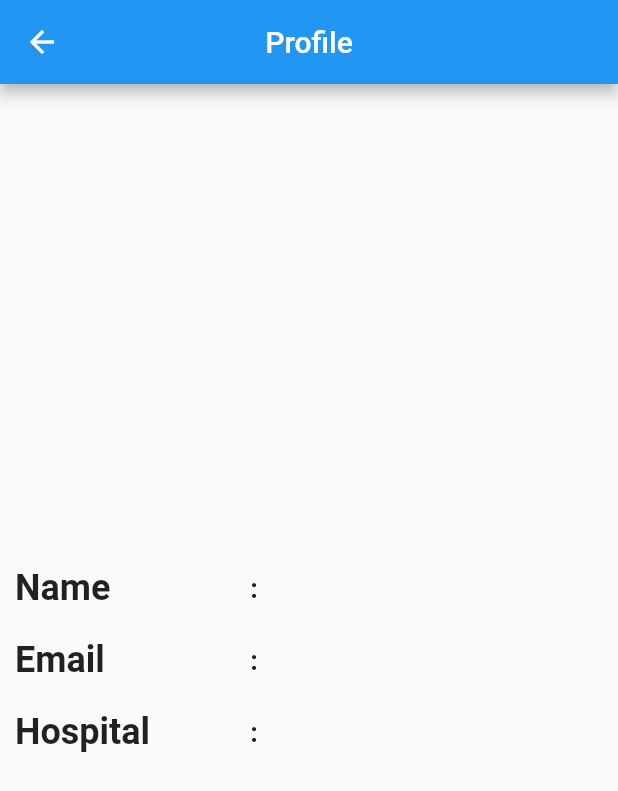
After one commit to Monster-18/non_vaccinated_region, a Flutter app: the ProfilePage screen opened by its route, on a phone screen of 412 x 824 dp. The commit adds this screen. Shown: the top 791 px of the screen. Run offline on Flutter 3.47's test engine with Material 2 defaults, Android fonts, the phone set to English and light mode, and no system bars; our stand-ins replace cloud_firestore, firebase_auth, firebase_core, toast; accounts and stored records are empty.

Commit message:
Added profile page

```diff
--- a/lib/home.dart
+++ b/lib/home.dart
@@ -18,6 +18,13 @@ class _HomeState extends State<Home> {
       appBar: AppBar(
         title: Text('Home'),
         centerTitle: true,
+        leading: (Data.isUserLoggedIn)?
+                      IconButton(
+                        onPressed: (){
+                          Navigator.pushNamed(context, '/profile');
+                        },
+                        icon: Icon(Icons.perm_identity_rounded),
+                      ): null,
         actions: [
           (Data.isUserLoggedIn) ?
                 //Logout Button if user logged in
--- a/lib/main.dart
+++ b/lib/main.dart
@@ -5,6 +5,7 @@ import 'package:firebase_core/firebase_core.dart';
 import 'package:non_vaccinated_region/home.dart';
 import 'package:non_vaccinated_region/screens/login.dart';
 import 'package:non_vaccinated_region/screens/signup.dart';
+import 'package:non_vaccinated_region/screens/profile.dart';
 import 'package:non_vaccinated_region/screens/doses.dart';
 
 import 'package:non_vaccinated_region/screens/add_places.dart';
@@ -25,6 +26,7 @@ void main() async{
         '/login': (context) => LoginPage(),
         '/signup': (context) => SignUpPage(),
         '/doses': (context) => Doses(),
+        '/profile': (context) => ProfilePage(),
 
         //Adding new places
         '/addPlace': (context) => AddPlace(),
--- /dev/null
+++ b/lib/model/Profile.dart
@@ -0,0 +1,6 @@
+class Profile{
+  String name, email, hospital;
+
+  Profile({this.name, this.email, this.hospital});
+
+}
--- /dev/null
+++ b/lib/screens/profile.dart
@@ -0,0 +1,78 @@
+import 'package:flutter/material.dart';
+
+import 'package:non_vaccinated_region/services/crud.dart';
+
+import 'package:non_vaccinated_region/details/data.dart';
+
+class ProfilePage extends StatelessWidget {
+
+  //For displaying data
+  Padding display(String title, String data){
+    return Padding(
+      padding: const EdgeInsets.all(10.0),
+      child: Row(
+        children: [
+          Expanded(
+            flex: 4,
+            child: Text(
+              title,
+              style: TextStyle(
+                  fontSize: 24.0,
+                  fontWeight: FontWeight.bold
+              ),
+            ),
+          ),
+          Expanded(
+            flex: 1,
+            child: Text(
+              ':',
+              style: TextStyle(
+                  fontSize: 18.0,
+                  fontWeight: FontWeight.bold
+              ),
+            ),
+          ),
+          Expanded(
+            flex: 5,
+            child: Text(
+              data,
+              style: TextStyle(
+                fontSize: 18.0,
+              ),
+            ),
+          ),
+        ],
+      ),
+    );
+  }
+
+  @override
+  Widget build(BuildContext context) {
+    return Scaffold(
+      appBar: AppBar(
+        title: Text('Profile'),
+        centerTitle: true,
+      ),
+      body: Container(
+        child: FutureBuilder(
+          future: Crud.getProfile(Data.user_id),
+          builder:(context, snapshot){
+            if(snapshot.hasData){
+              return Column(
+                mainAxisAlignment: MainAxisAlignment.center,
+                children: [
+                  display('Name', snapshot.data.name),
+                  display('Email', snapshot.data.email),
+                  display('Hospital', snapshot.data.hospital)
+                ],
+              );
+            }
+
+            //Loading...
+            return Center(child: CircularProgressIndicator());
+          }
+        ),
+      ),
+    );
+  }
+}
--- a/lib/services/crud.dart
+++ b/lib/services/crud.dart
@@ -1,5 +1,7 @@
 import 'package:cloud_firestore/cloud_firestore.dart';
+
 import 'package:non_vaccinated_region/model/Count.dart';
+import 'package:non_vaccinated_region/model/Profile.dart';
 
 class Crud{
 
@@ -200,6 +202,18 @@ class Crud{
 
   }
 
+  //Get Profile
+  static Future<Profile> getProfile(String uid) async{
+    DocumentSnapshot snapshot = await _firestore.collection("admins").doc(uid).get();
+
+    return new Profile(
+      name: snapshot['name'],
+      email: snapshot['email'],
+      hospital: snapshot['hospital']
+    );
+
+  }
+
   //Add User details
   static Future<String> addAdmin(String uid, String username, String hospital, String email) async{
 
```
